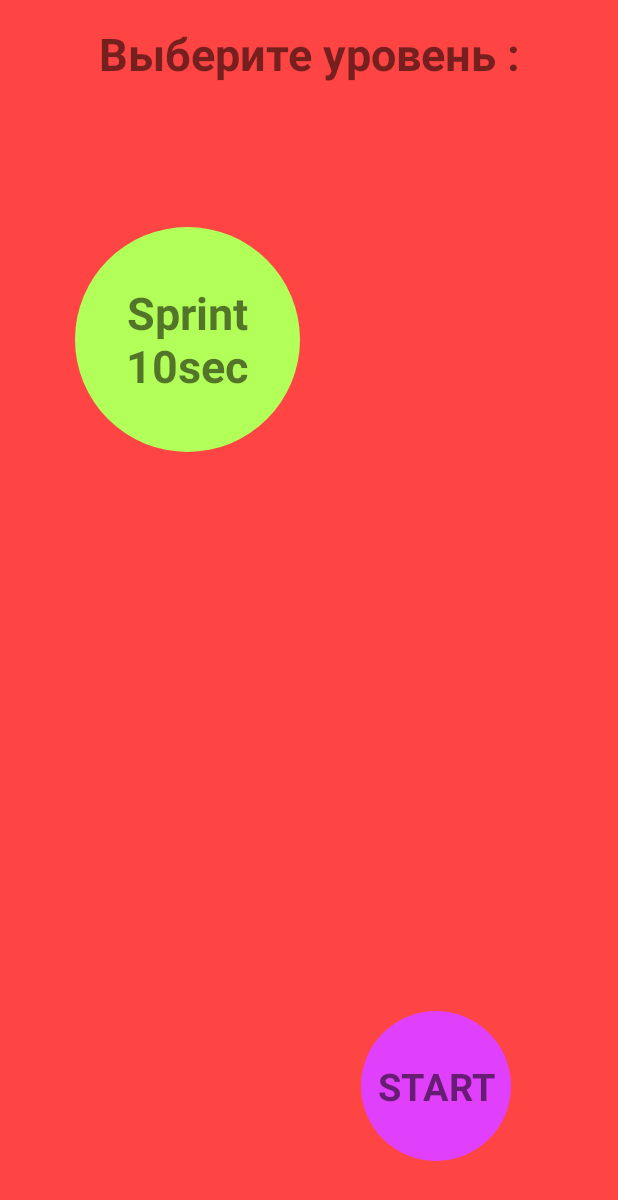
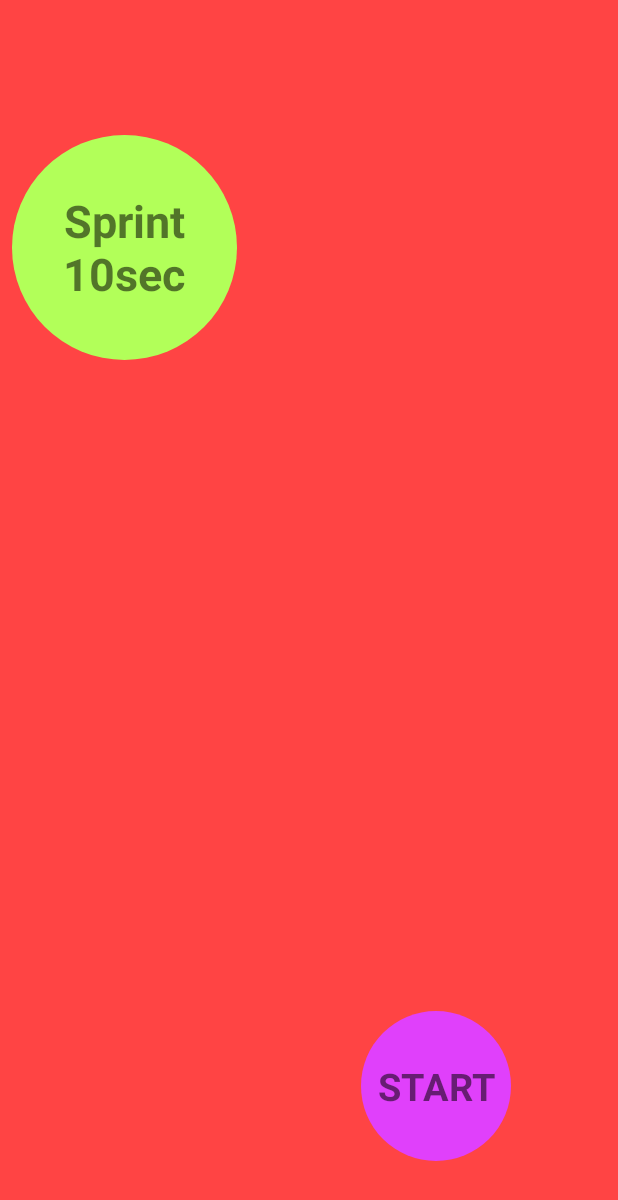
Before and after one commit to Serg8787/ClickerRxJava, an Android app: the fragment CompetionFragment placed in its activity, after a tap on an icon or button, on a phone screen of 412 x 824 dp. Shown: the top 1200 px of the screen. Run offline under Robolectric (Android 15) with nearby library versions, the phone set to English and light mode, and no system bars.

Commit message:
refact code

```diff
--- a/app/src/main/java/com/example/clicker/NewCompetionFragment.kt
+++ b/app/src/main/java/com/example/clicker/NewCompetionFragment.kt
@@ -37,6 +37,8 @@ class CompetionFragment : Fragment() {
 
         btSprint1Distance10sec.setOnClickListener {
             countLevel = 10
+            tvLevel.visibility = GONE
+            btStart.visibility = VISIBLE
             btSprint1Distance10sec.isEnabled = true
             btLongDistanse30sec.visibility = View.GONE
             btMiddleDistance20sec.visibility = GONE
@@ -44,12 +46,16 @@ class CompetionFragment : Fragment() {
         }
         btMiddleDistance20sec.setOnClickListener {
             countLevel = 20
+            tvLevel.visibility = GONE
+            btStart.visibility = VISIBLE
             btMiddleDistance20sec.isEnabled = true
             btSprint1Distance10sec.visibility = GONE
             btLongDistanse30sec.visibility = GONE
         }
         btLongDistanse30sec.setOnClickListener {
             countLevel = 30
+            tvLevel.visibility = GONE
+            btStart.visibility = VISIBLE
             btSprint1Distance10sec.visibility = GONE
             btLongDistanse30sec.visibility = GONE
             btLongDistanse30sec.isEnabled = true
--- a/app/src/main/res/layout/fragment_new_competion.xml
+++ b/app/src/main/res/layout/fragment_new_competion.xml
@@ -93,6 +93,7 @@
             android:text="START"
             android:textSize="25sp"
             android:textStyle="bold"
+            android:visibility="gone"
             app:layout_constraintBottom_toBottomOf="parent"
             app:layout_constraintEnd_toEndOf="parent"
             app:layout_constraintHorizontal_bias="0.9"
```
